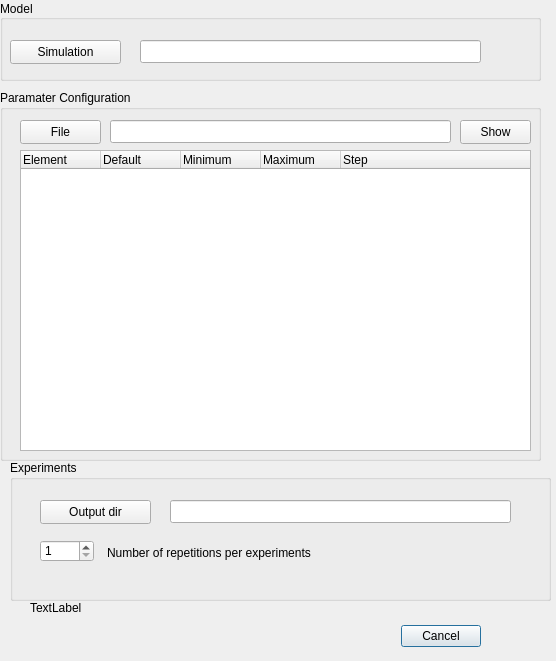
Before: the Qt Designer form cassandra/uis/Laboratory.ui in xrubio/pandora, drawn with Qt 5.
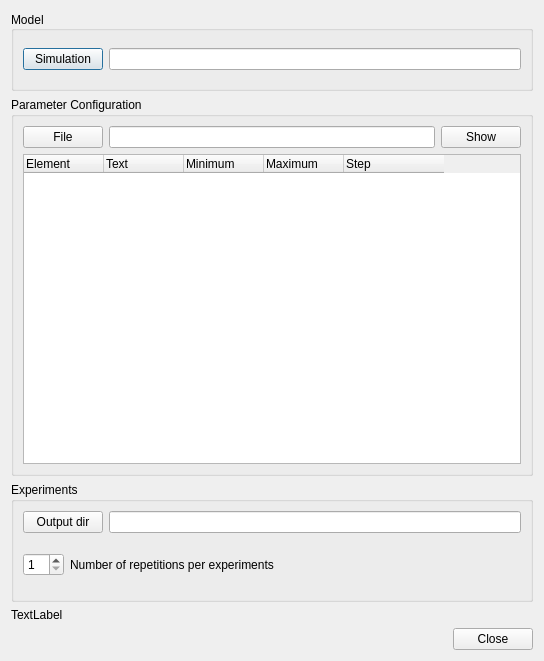
After: the same form once the commit is applied.

What changed in the file:
```diff
--- a/cassandra/uis/Laboratory.ui
+++ b/cassandra/uis/Laboratory.ui
@@ -6,105 +6,39 @@
    <rect>
     <x>0</x>
     <y>0</y>
-    <width>556</width>
+    <width>544</width>
     <height>661</height>
    </rect>
   </property>
+  <property name="sizePolicy">
+   <sizepolicy hsizetype="MinimumExpanding" vsizetype="MinimumExpanding">
+    <horstretch>0</horstretch>
+    <verstretch>0</verstretch>
+   </sizepolicy>
+  </property>
+  <property name="minimumSize">
+   <size>
+    <width>544</width>
+    <height>661</height>
+   </size>
+  </property>
   <property name="windowTitle">
    <string>Laboratory</string>
   </property>
-  <widget class="QDialogButtonBox" name="buttonBox">
-   <property name="geometry">
-    <rect>
-     <x>140</x>
-     <y>620</y>
-     <width>341</width>
-     <height>32</height>
-    </rect>
-   </property>
-   <property name="orientation">
-    <enum>Qt::Horizontal</enum>
-   </property>
-   <property name="standardButtons">
-    <set>QDialogButtonBox::Cancel</set>
-   </property>
-   <property name="centerButtons">
-    <bool>false</bool>
-   </property>
-  </widget>
-  <widget class="QGroupBox" name="experimentsGroup">
-   <property name="geometry">
-    <rect>
-     <x>10</x>
-     <y>460</y>
-     <width>541</width>
-     <height>141</height>
-    </rect>
-   </property>
-   <property name="title">
-    <string>Experiments</string>
-   </property>
-   <widget class="QLineEdit" name="outputEdit">
-    <property name="geometry">
-     <rect>
-      <x>160</x>
-      <y>40</y>
-      <width>341</width>
-      <height>23</height>
-     </rect>
-    </property>
-    <property name="readOnly">
-     <bool>true</bool>
-    </property>
-   </widget>
-   <widget class="QPushButton" name="outputButton">
-    <property name="geometry">
-     <rect>
-      <x>30</x>
-      <y>40</y>
-      <width>111</width>
-      <height>24</height>
-     </rect>
-    </property>
-    <property name="text">
-     <string>Output dir</string>
-    </property>
-   </widget>
-   <widget class="QSpinBox" name="numRepeats">
-    <property name="geometry">
-     <rect>
-      <x>30</x>
-      <y>80</y>
-      <width>54</width>
-      <height>22</height>
-     </rect>
-    </property>
-    <property name="minimum">
-     <number>1</number>
-    </property>
-   </widget>
-   <widget class="QLabel" name="label">
-    <property name="geometry">
-     <rect>
-      <x>97</x>
-      <y>83</y>
-      <width>241</width>
-      <height>20</height>
-     </rect>
-    </property>
-    <property name="text">
-     <string>Number of repetitions per experiments</string>
-    </property>
-   </widget>
-  </widget>
+  <layout class="QVBoxLayout" name="verticalLayout_2">
+   <item>
   <widget class="QGroupBox" name="modelGroup">
-   <property name="geometry">
-    <rect>
-     <x>0</x>
-     <y>0</y>
-     <width>541</width>
-     <height>81</height>
-    </rect>
+     <property name="sizePolicy">
+      <sizepolicy hsizetype="Preferred" vsizetype="Fixed">
+       <horstretch>0</horstretch>
+       <verstretch>0</verstretch>
+      </sizepolicy>
+     </property>
+     <property name="minimumSize">
+      <size>
+       <width>0</width>
+       <height>80</height>
+      </size>
    </property>
    <property name="title">
     <string>Model</string>
@@ -112,102 +46,89 @@
    <property name="alignment">
     <set>Qt::AlignLeading|Qt::AlignLeft|Qt::AlignVCenter</set>
    </property>
-   <widget class="QLineEdit" name="simulationEdit">
-    <property name="geometry">
-     <rect>
-      <x>140</x>
-      <y>40</y>
-      <width>341</width>
-      <height>23</height>
-     </rect>
-    </property>
-    <property name="readOnly">
-     <bool>true</bool>
-    </property>
-   </widget>
+     <layout class="QHBoxLayout" name="horizontalLayout_4">
+      <item>
    <widget class="QPushButton" name="simulationButton">
-    <property name="geometry">
-     <rect>
-      <x>10</x>
-      <y>40</y>
-      <width>111</width>
-      <height>24</height>
-     </rect>
-    </property>
     <property name="text">
      <string>Simulation</string>
     </property>
    </widget>
-  </widget>
+      </item>
+      <item>
+       <widget class="QLineEdit" name="simulationEdit">
+        <property name="readOnly">
+         <bool>true</bool>
+        </property>
+       </widget>
+      </item>
+     </layout>
+     <zorder>simulationEdit</zorder>
+     <zorder>simulationButton</zorder>
+    </widget>
+   </item>
+   <item>
   <widget class="QGroupBox" name="paramGroup">
-   <property name="geometry">
-    <rect>
-     <x>0</x>
-     <y>90</y>
-     <width>541</width>
-     <height>371</height>
-    </rect>
+     <property name="sizePolicy">
+      <sizepolicy hsizetype="MinimumExpanding" vsizetype="MinimumExpanding">
+       <horstretch>0</horstretch>
+       <verstretch>0</verstretch>
+      </sizepolicy>
    </property>
    <property name="title">
-    <string>Paramater Configuration</string>
-   </property>
+      <string>Parameter Configuration</string>
+     </property>
+     <layout class="QVBoxLayout" name="verticalLayout_3">
+      <item>
+       <layout class="QHBoxLayout" name="horizontalLayout_3">
+        <item>
    <widget class="QPushButton" name="configButton">
-    <property name="geometry">
-     <rect>
-      <x>20</x>
-      <y>30</y>
-      <width>81</width>
-      <height>24</height>
-     </rect>
-    </property>
     <property name="text">
      <string>File</string>
     </property>
    </widget>
+        </item>
+        <item>
    <widget class="QLineEdit" name="configEdit">
-    <property name="geometry">
-     <rect>
-      <x>110</x>
-      <y>30</y>
-      <width>341</width>
-      <height>23</height>
-     </rect>
-    </property>
     <property name="readOnly">
      <bool>true</bool>
     </property>
    </widget>
+        </item>
+        <item>
    <widget class="QPushButton" name="showButton">
-    <property name="geometry">
-     <rect>
-      <x>460</x>
-      <y>30</y>
-      <width>71</width>
-      <height>24</height>
-     </rect>
-    </property>
     <property name="text">
      <string>Show</string>
     </property>
    </widget>
+        </item>
+       </layout>
+      </item>
+      <item>
    <widget class="QTreeWidget" name="paramsTree">
-    <property name="geometry">
-     <rect>
-      <x>20</x>
-      <y>60</y>
-      <width>511</width>
-      <height>301</height>
-     </rect>
-    </property>
     <property name="indentation">
-     <number>20</number>
+         <number>19</number>
+        </property>
+        <property name="animated">
+         <bool>true</bool>
+        </property>
+        <property name="wordWrap">
+         <bool>false</bool>
     </property>
     <property name="columnCount">
      <number>5</number>
     </property>
+        <attribute name="headerVisible">
+         <bool>true</bool>
+        </attribute>
+        <attribute name="headerCascadingSectionResizes">
+         <bool>false</bool>
+        </attribute>
     <attribute name="headerDefaultSectionSize">
      <number>80</number>
     </attribute>
+        <attribute name="headerStretchLastSection">
+         <bool>false</bool>
+        </attribute>
     <column>
      <property name="text">
       <string>Element</string>
@@ -215,7 +136,7 @@
     </column>
     <column>
      <property name="text">
-      <string>Default</string>
+          <string>Text</string>
      </property>
     </column>
     <column>
@@ -234,20 +155,105 @@
      </property>
     </column>
    </widget>
-  </widget>
+      </item>
+     </layout>
+    </widget>
+   </item>
+   <item>
+    <widget class="QGroupBox" name="experimentsGroup">
+     <property name="sizePolicy">
+      <sizepolicy hsizetype="Preferred" vsizetype="Fixed">
+       <horstretch>0</horstretch>
+       <verstretch>0</verstretch>
+      </sizepolicy>
+     </property>
+     <property name="minimumSize">
+      <size>
+       <width>0</width>
+       <height>120</height>
+      </size>
+     </property>
+     <property name="title">
+      <string>Experiments</string>
+     </property>
+     <layout class="QVBoxLayout" name="verticalLayout_4">
+      <item>
+       <layout class="QHBoxLayout" name="horizontalLayout_5">
+        <item>
+         <widget class="QPushButton" name="outputButton">
+          <property name="text">
+           <string>Output dir</string>
+          </property>
+         </widget>
+        </item>
+        <item>
+         <widget class="QLineEdit" name="outputEdit">
+          <property name="readOnly">
+           <bool>true</bool>
+          </property>
+         </widget>
+        </item>
+       </layout>
+      </item>
+      <item>
+       <layout class="QHBoxLayout" name="horizontalLayout_6">
+        <item>
+         <widget class="QSpinBox" name="numRepeats">
+          <property name="sizePolicy">
+           <sizepolicy hsizetype="Fixed" vsizetype="Fixed">
+            <horstretch>0</horstretch>
+            <verstretch>0</verstretch>
+           </sizepolicy>
+          </property>
+          <property name="minimum">
+           <number>1</number>
+          </property>
+         </widget>
+        </item>
+        <item>
+         <widget class="QLabel" name="label">
+          <property name="text">
+           <string>Number of repetitions per experiments</string>
+          </property>
+         </widget>
+        </item>
+       </layout>
+      </item>
+     </layout>
+    </widget>
+   </item>
+   <item>
   <widget class="QLabel" name="statusLabel">
-   <property name="geometry">
-    <rect>
-     <x>30</x>
-     <y>600</y>
-     <width>471</width>
-     <height>16</height>
-    </rect>
+     <property name="sizePolicy">
+      <sizepolicy hsizetype="Preferred" vsizetype="Fixed">
+       <horstretch>0</horstretch>
+       <verstretch>0</verstretch>
+      </sizepolicy>
    </property>
    <property name="text">
     <string>TextLabel</string>
    </property>
   </widget>
+   </item>
+   <item>
+    <widget class="QDialogButtonBox" name="buttonBox">
+     <property name="orientation">
+      <enum>Qt::Horizontal</enum>
+     </property>
+     <property name="standardButtons">
+      <set>QDialogButtonBox::Close</set>
+     </property>
+     <property name="centerButtons">
+      <bool>false</bool>
+     </property>
+    </widget>
+   </item>
+  </layout>
+  <zorder>buttonBox</zorder>
+  <zorder>experimentsGroup</zorder>
+  <zorder>modelGroup</zorder>
+  <zorder>paramGroup</zorder>
+  <zorder>statusLabel</zorder>
  </widget>
  <resources/>
  <connections>
```
Lines whose indentation alone changed are shown as unchanged.
